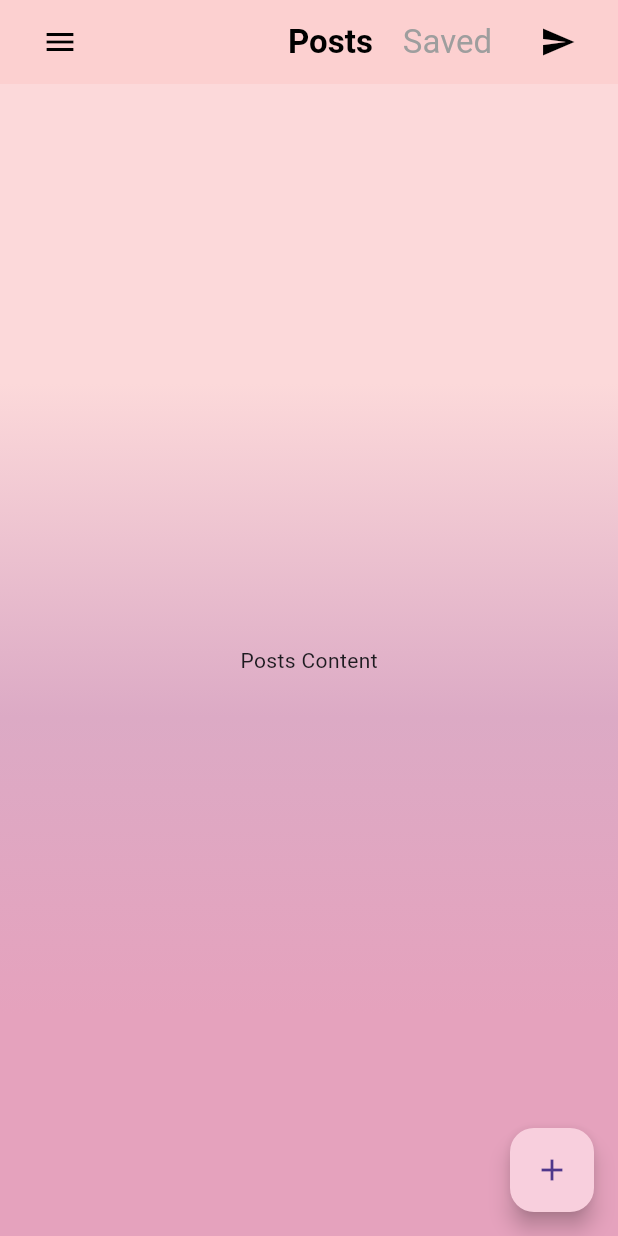
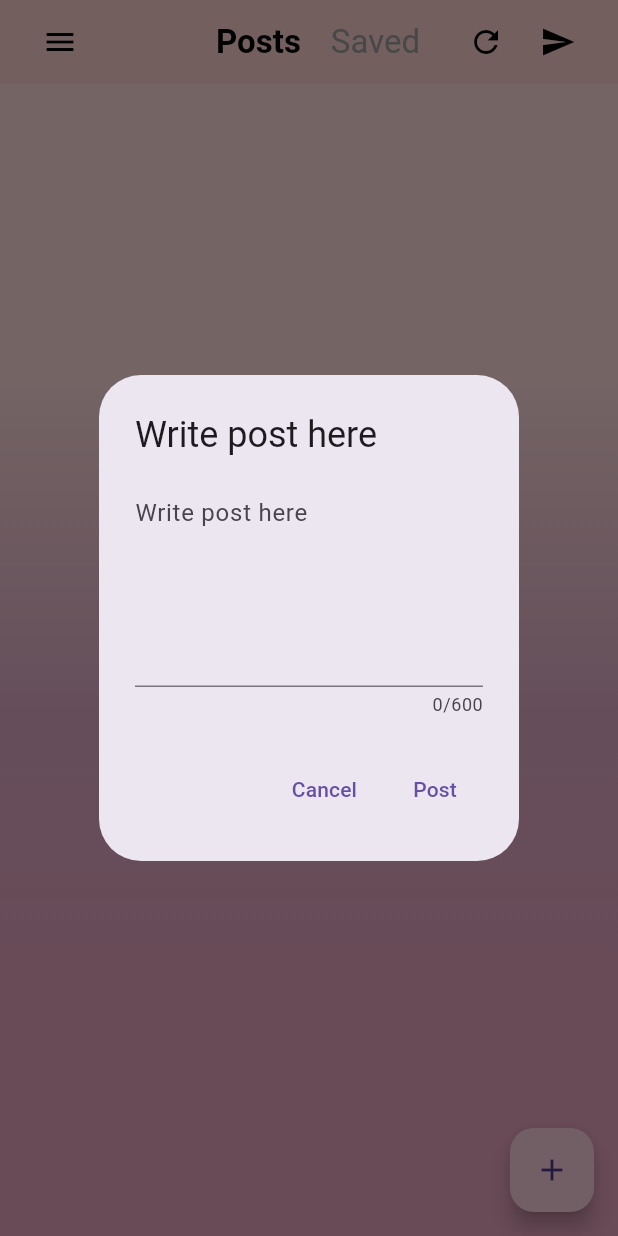
Before and after one commit to Tristan-Hancock/Ovie, a Flutter app: the CommunityPage screen opened by its route, after a tap on the "add" icon, on a phone screen of 412 x 824 dp. Run offline on Flutter 3.47's test engine with Material 3 defaults, Android fonts, the phone set to English and light mode, and no system bars; our stand-ins replace cloud_firestore, firebase_auth, firebase_core, firebase_messaging, font_awesome_flutter, google_fonts and 2 more; accounts and stored records are empty.

Commit message:
Finally working communites feature

```diff
--- a/lib/main.dart
+++ b/lib/main.dart
@@ -5,7 +5,7 @@ import 'widgets/bottom_navigation.dart';
 import 'widgets/background_gradient.dart';
 import 'pages/home_page.dart';
 import 'pages/calendar_page.dart';
-import 'pages/communites.dart';
+import 'pages/communityscreen/communites.dart';
 import 'pages/important_intro/intro_check.dart';
 import 'pages/important_intro/intro_screen.dart';
 import 'pages/useraccount/Authpage.dart';
--- a/lib/pages/communites.dart
+++ b/lib/pages/communityscreen/communites.dart
@@ -1,6 +1,8 @@
 import 'package:flutter/material.dart';
 import 'package:ovie/widgets/background_gradient.dart';
 import 'package:ovie/pages/chat/chat_screen.dart';
+import 'package:firebase_auth/firebase_auth.dart';
+import 'package:cloud_firestore/cloud_firestore.dart';
 
 class CommunityPage extends StatefulWidget {
   @override
@@ -12,6 +14,7 @@ class _CommunityPageState extends State<CommunityPage> with SingleTickerProvider
   bool _isDrawerOpen = false;
   String _selectedCommunity = 'My Communities';
   bool _isPostsSelected = true; // Add this variable to track the selected tab
+  late Future<QuerySnapshot> _postsFuture;
 
   @override
   void initState() {
@@ -20,7 +23,15 @@ class _CommunityPageState extends State<CommunityPage> with SingleTickerProvider
       vsync: this,
       duration: Duration(milliseconds: 250),
     );
+    _postsFuture = _fetchPosts();
   }
+
+Future<QuerySnapshot> _fetchPosts() {
+  return FirebaseFirestore.instance
+      .collection('posts')
+      .orderBy('timestamp', descending: true)
+      .get();
+}
 
   void _toggleDrawer() {
     setState(() {
@@ -38,6 +49,59 @@ class _CommunityPageState extends State<CommunityPage> with SingleTickerProvider
       _isPostsSelected = isPosts;
     });
   }
+
+  Future<void> _refreshPosts() async {
+    setState(() {
+      _postsFuture = _fetchPosts();
+    });
+  }
+
+ void _showAddPostDialog() {
+  TextEditingController _postController = TextEditingController();
+  showDialog(
+    context: context,
+    builder: (context) {
+      return AlertDialog(
+        title: Text('Write post here'),
+        content: TextField(
+          controller: _postController,
+          maxLength: 600,
+          maxLines: 5,
+          decoration: InputDecoration(hintText: 'Write post here'),
+        ),
+        actions: [
+          TextButton(
+            onPressed: () {
+              Navigator.of(context).pop();
+            },
+            child: Text('Cancel'),
+          ),
+          TextButton(
+            onPressed: () async {
+              User? user = FirebaseAuth.instance.currentUser;
+              if (user != null) {
+                await FirebaseFirestore.instance.collection('posts').add({
+                  'content': _postController.text,
+                  'timestamp': FieldValue.serverTimestamp(),
+                  'upvotes': 0,
+                  'comments': [],
+                  'replies': [],
+                  'saved': false,
+                  'userId': user.uid,
+                  'username': user.displayName ?? 'Anonymous',
+                });
+                Navigator.of(context).pop();
+                _refreshPosts();
+              }
+            },
+            child: Text('Post'),
+          ),
+        ],
+      );
+    },
+  );
+}
+
 
   @override
   Widget build(BuildContext context) {
@@ -66,7 +130,7 @@ class _CommunityPageState extends State<CommunityPage> with SingleTickerProvider
               appBar: AppBar(
                 backgroundColor: Color.fromARGB(255, 252, 208, 208),
                 elevation: 0,
-                                automaticallyImplyLeading: false,
+                automaticallyImplyLeading: false,
                 title: Row(
                   mainAxisAlignment: MainAxisAlignment.spaceBetween,
                   children: [
@@ -100,6 +164,10 @@ class _CommunityPageState extends State<CommunityPage> with SingleTickerProvider
                         ),
                         SizedBox(width: 20),
                         IconButton(
+                          icon: Icon(Icons.refresh, color: Colors.black),
+                          onPressed: _refreshPosts,
+                        ),
+                        IconButton(
                           icon: Icon(Icons.send, color: Colors.black),
                           onPressed: () {
                             Navigator.push(
@@ -115,7 +183,7 @@ class _CommunityPageState extends State<CommunityPage> with SingleTickerProvider
               ),
               body: _isPostsSelected ? _buildPostsContent() : _buildSavedContent(), // Change content based on selected tab
               floatingActionButton: FloatingActionButton(
-                onPressed: () => print('tapped +'),
+                onPressed: _showAddPostDialog,
                 child: Icon(Icons.add),
                 backgroundColor: const Color.fromARGB(255, 248, 207, 221),
               ),
@@ -127,9 +195,74 @@ class _CommunityPageState extends State<CommunityPage> with SingleTickerProvider
     );
   }
 
-  Widget _buildPostsContent() {
-    return Center(child: Text('Posts Content')); // Replace with actual posts content
-  }
+ Widget _buildPostsContent() {
+  return FutureBuilder<QuerySnapshot>(
+    future: _postsFuture,
+    builder: (context, snapshot) {
+      if (snapshot.connectionState == ConnectionState.waiting) {
+        return Center(child: CircularProgressIndicator());
+      }
+      if (snapshot.hasError) {
+        return Center(child: Text('Error: ${snapshot.error}'));
+      }
+      if (!snapshot.hasData || snapshot.data!.docs.isEmpty) {
+        return Center(child: Text('No posts available.'));
+      }
+      return ListView(
+        children: snapshot.data!.docs.map((doc) {
+          Map<String, dynamic> data = doc.data() as Map<String, dynamic>;
+          // Check if 'content' exists in the document data
+          if (!data.containsKey('content')) {
+            return Container(); // Skip this document if 'content' field is missing
+          }
+          return Card(
+            margin: EdgeInsets.all(10),
+            child: Padding(
+              padding: const EdgeInsets.all(10.0),
+              child: Column(
+                crossAxisAlignment: CrossAxisAlignment.start,
+                children: [
+                  Text(data['username'] ?? 'Unknown', style: TextStyle(fontWeight: FontWeight.bold)),
+                  SizedBox(height: 5),
+                  Text(data['content']),
+                  SizedBox(height: 10),
+                  Row(
+                    mainAxisAlignment: MainAxisAlignment.spaceBetween,
+                    children: [
+                      Row(
+                        children: [
+                          IconButton(icon: Icon(Icons.thumb_up), onPressed: () {}),
+                          SizedBox(width: 5),
+                          Text(data['upvotes'].toString()), // Upvotes count
+                        ],
+                      ),
+                      Row(
+                        children: [
+                          IconButton(icon: Icon(Icons.comment), onPressed: () {}),
+                          SizedBox(width: 5),
+                          Text(data['comments'] != '' ? '1' : '0'), // Comments count
+                        ],
+                      ),
+                      Row(
+                        children: [
+                          IconButton(icon: Icon(Icons.save), onPressed: () {}),
+                          SizedBox(width: 5),
+                          Text(data['saved'] ? '1' : '0'), // Saves count
+                        ],
+                      ),
+                    ],
+                  ),
+                ],
+              ),
+            ),
+          );
+        }).toList(),
+      );
+    },
+  );
+}
+
+
 
   Widget _buildSavedContent() {
     return Center(child: Text('Saved Content')); // Replace with actual saved content
```
Also changed, not shown: lib/pages/communityscreen/create_posts.dart (added).
